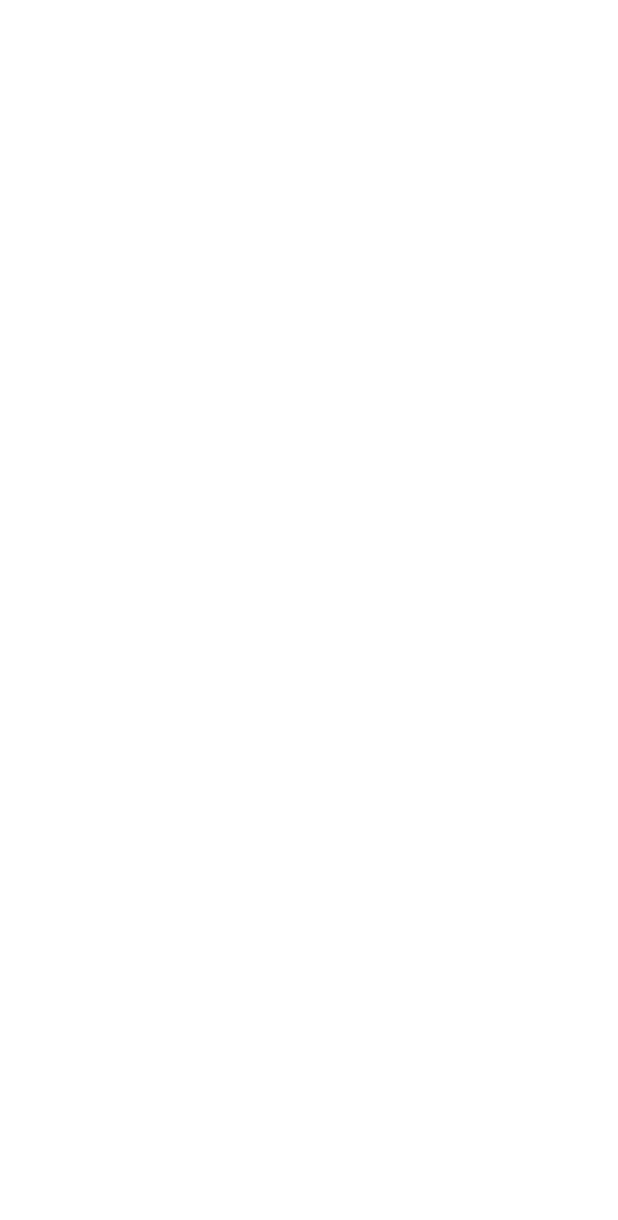
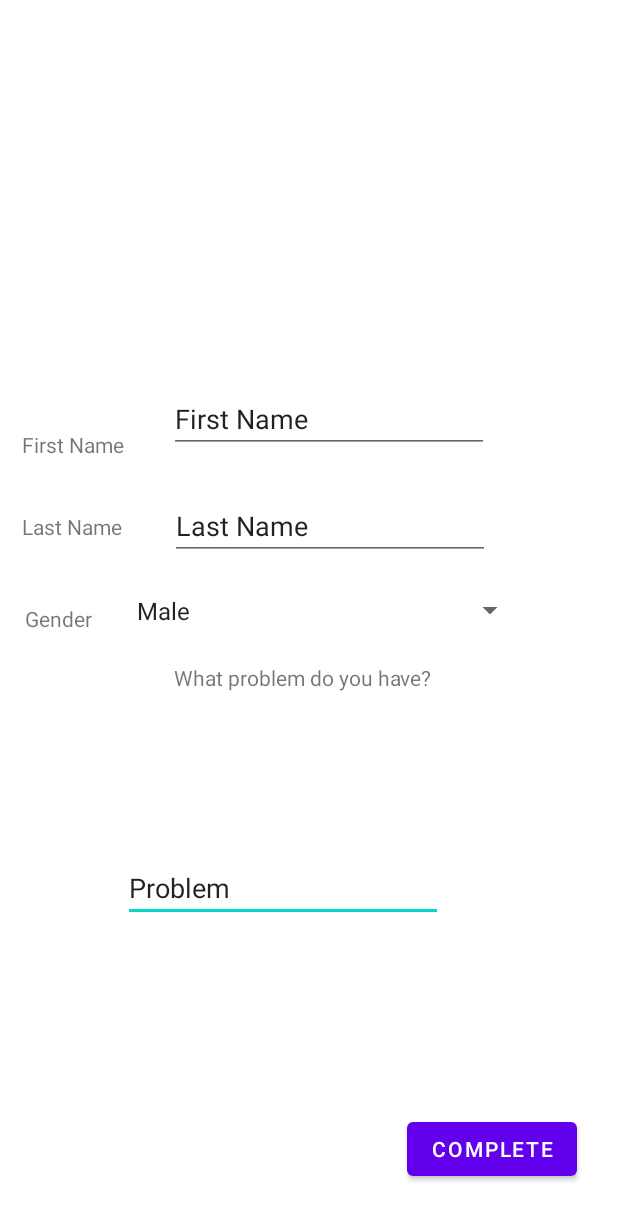
Before and after one commit to BruceYoung19/ReflectBook-Java, an Android app: the register screen opened directly, with no data from a screen before it, on a phone screen of 412 x 824 dp. Before the commit the part shown is empty. Shown: the top 1220 px of the screen. Run offline under Robolectric (Android 15) with nearby library versions, the phone set to English and light mode, and no system bars.

Commit message:
register layout complete

```diff
--- a/ReflectBookJava/app/src/main/AndroidManifest.xml
+++ b/ReflectBookJava/app/src/main/AndroidManifest.xml
@@ -17,6 +17,7 @@
         </activity>
         <activity android:name=".register"> </activity>
         <activity android:name=".tutorial"> </activity>
+        <activity android:name=".profile"> </activity>
     </application>
 
 </manifest>
--- a/ReflectBookJava/app/src/main/java/com/example/reflectbook_java/register.java
+++ b/ReflectBookJava/app/src/main/java/com/example/reflectbook_java/register.java
@@ -1,13 +1,68 @@
 package com.example.reflectbook_java;
 
+import android.content.Intent;
 import android.os.Bundle;
+import android.view.View;
+import android.widget.AdapterView;
+import android.widget.ArrayAdapter;
+import android.widget.Button;
+import android.widget.EditText;
+import android.widget.Spinner;
+import android.widget.TextView;
+import android.widget.Toast;
 
 import androidx.appcompat.app.AppCompatActivity;
 
-public class register extends AppCompatActivity {
+public class register extends AppCompatActivity implements AdapterView.OnItemSelectedListener{
+
+    String userN="";
+    String userL="";
+    String gender;
+
     @Override
     protected void onCreate(Bundle savedInstanceState) {
         super.onCreate(savedInstanceState);
         setContentView(R.layout.register);
+
+        EditText firstname = (EditText) findViewById(R.id.editTextTextPersonName);
+        EditText lastName = (EditText) findViewById(R.id.editTextTextLastName);
+
+        Spinner spin = (Spinner)findViewById(R.id.spinner);
+        ArrayAdapter<CharSequence> aa = ArrayAdapter.createFromResource(this ,R.array.gender, android.R.layout.simple_spinner_item);
+        aa.setDropDownViewResource(android.R.layout.simple_spinner_dropdown_item);
+        spin.setAdapter(aa);
+        spin.setOnItemSelectedListener(this);
+
+        Button CompleteButton = (Button) findViewById(R.id.Complete_registerButton);
+        CompleteButton.setOnClickListener(new View.OnClickListener() {
+            @Override
+            public void onClick(View v) {
+                // TODO: 14/01/21 user info
+
+                userN =firstname.getText().toString();
+                userL =lastName.getText().toString();
+
+                CompleteRegisration();
+
+            }
+        });
+
+    }
+
+    public void CompleteRegisration(){
+        Intent intent = new Intent(this, profile.class);
+        startActivity(intent);
+    }
+
+    @Override
+    public void onItemSelected(AdapterView<?> parent, View view, int position, long id) {
+        String text = parent.getItemAtPosition(position).toString();
+        Toast.makeText(parent.getContext(),text,Toast.LENGTH_SHORT).show();
+
+    }
+
+    @Override
+    public void onNothingSelected(AdapterView<?> parent) {
+
     }
 }
--- a/ReflectBookJava/app/src/main/res/layout/register.xml
+++ b/ReflectBookJava/app/src/main/res/layout/register.xml
@@ -1,6 +1,120 @@
 <?xml version="1.0" encoding="utf-8"?>
 <androidx.constraintlayout.widget.ConstraintLayout
-    xmlns:android="http://schemas.android.com/apk/res/android" android:layout_width="match_parent"
+    xmlns:android="http://schemas.android.com/apk/res/android"
+    xmlns:app="http://schemas.android.com/apk/res-auto"
+    xmlns:tools="http://schemas.android.com/tools"
+    android:layout_width="match_parent"
     android:layout_height="match_parent">
 
+    <EditText
+        android:id="@+id/InputProblem"
+        android:layout_width="wrap_content"
+        android:layout_height="wrap_content"
+        android:ems="10"
+        android:inputType="textPersonName"
+        android:text="Problem"
+        app:layout_constraintBottom_toBottomOf="parent"
+        app:layout_constraintEnd_toEndOf="parent"
+        app:layout_constraintHorizontal_bias="0.412"
+        app:layout_constraintStart_toStartOf="parent"
+        app:layout_constraintTop_toTopOf="parent"
+        app:layout_constraintVertical_bias="0.731" />
+
+    <TextView
+        android:id="@+id/txtfd_fname"
+        android:layout_width="wrap_content"
+        android:layout_height="wrap_content"
+        android:text="First Name"
+        app:layout_constraintBottom_toBottomOf="parent"
+        app:layout_constraintEnd_toEndOf="parent"
+        app:layout_constraintHorizontal_bias="0.043"
+        app:layout_constraintStart_toStartOf="parent"
+        app:layout_constraintTop_toTopOf="parent"
+        app:layout_constraintVertical_bias="0.356" />
+
+    <TextView
+        android:id="@+id/txtfd_lname"
+        android:layout_width="wrap_content"
+        android:layout_height="wrap_content"
+        android:text="Last Name"
+        app:layout_constraintBottom_toBottomOf="parent"
+        app:layout_constraintEnd_toEndOf="parent"
+        app:layout_constraintHorizontal_bias="0.043"
+        app:layout_constraintStart_toStartOf="parent"
+        app:layout_constraintTop_toTopOf="parent"
+        app:layout_constraintVertical_bias="0.424" />
+
+    <Button
+        android:id="@+id/Complete_registerButton"
+        android:layout_width="wrap_content"
+        android:layout_height="wrap_content"
+        android:text="Complete"
+        app:layout_constraintBottom_toBottomOf="parent"
+        app:layout_constraintEnd_toEndOf="parent"
+        app:layout_constraintHorizontal_bias="0.908"
+        app:layout_constraintStart_toStartOf="parent"
+        app:layout_constraintTop_toTopOf="parent"
+        app:layout_constraintVertical_bias="0.956" />
+
+    <TextView
+        android:id="@+id/txtgender"
+        android:layout_width="wrap_content"
+        android:layout_height="wrap_content"
+        android:text="Gender"
+        app:layout_constraintBottom_toBottomOf="parent"
+        app:layout_constraintEnd_toEndOf="parent"
+        app:layout_constraintHorizontal_bias="0.045"
+        app:layout_constraintStart_toStartOf="parent"
+        app:layout_constraintTop_toTopOf="parent" />
+
+    <EditText
+        android:id="@+id/editTextTextPersonName"
+        android:layout_width="wrap_content"
+        android:layout_height="wrap_content"
+        android:ems="10"
+        android:inputType="textPersonName"
+        android:text="First Name"
+        app:layout_constraintBottom_toBottomOf="parent"
+        app:layout_constraintEnd_toEndOf="parent"
+        app:layout_constraintHorizontal_bias="0.567"
+        app:layout_constraintStart_toStartOf="parent"
+        app:layout_constraintTop_toTopOf="parent"
+        app:layout_constraintVertical_bias="0.33" />
+
+    <EditText
+        android:id="@+id/editTextTextLastName"
+        android:layout_width="wrap_content"
+        android:layout_height="wrap_content"
+        android:ems="10"
+        android:inputType="textPersonName"
+        android:text="Last Name"
+        app:layout_constraintBottom_toBottomOf="parent"
+        app:layout_constraintEnd_toEndOf="parent"
+        app:layout_constraintHorizontal_bias="0.572"
+        app:layout_constraintStart_toStartOf="parent"
+        app:layout_constraintTop_toTopOf="parent"
+        app:layout_constraintVertical_bias="0.421" />
+
+    <Spinner
+        android:id="@+id/spinner"
+        android:layout_width="267dp"
+        android:layout_height="27dp"
+        app:layout_constraintBottom_toBottomOf="parent"
+        app:layout_constraintEnd_toEndOf="parent"
+        app:layout_constraintHorizontal_bias="0.576"
+        app:layout_constraintStart_toStartOf="parent"
+        app:layout_constraintTop_toTopOf="parent"
+        app:layout_constraintVertical_bias="0.494" />
+
+    <TextView
+        android:layout_width="wrap_content"
+        android:layout_height="wrap_content"
+        android:text="What problem do you have? "
+        app:layout_constraintBottom_toBottomOf="parent"
+        app:layout_constraintEnd_toEndOf="parent"
+        app:layout_constraintHorizontal_bias="0.489"
+        app:layout_constraintStart_toStartOf="parent"
+        app:layout_constraintTop_toTopOf="parent"
+        app:layout_constraintVertical_bias="0.549" />
+
 </androidx.constraintlayout.widget.ConstraintLayout>
--- a/ReflectBookJava/app/src/main/res/values/strings.xml
+++ b/ReflectBookJava/app/src/main/res/values/strings.xml
@@ -1,3 +1,7 @@
 <resources>
     <string name="app_name">ReflectBook-Java</string>
+    <string-array name= "gender">
+        <item> Male</item>
+        <item> Female</item>
+    </string-array>
 </resources>
```
Also changed, not shown: ReflectBookJava/app/src/main/java/com/example/reflectbook_java/entries.java (added, +21 -0 lines), ReflectBookJava/app/src/main/java/com/example/reflectbook_java/profile.java (added, +18 -0 lines), ReflectBookJava/app/src/main/java/com/example/reflectbook_java/user.java (+21 -2 lines), ReflectBookJava/app/src/main/res/layout/profile.xml (added, +32 -0 lines).
